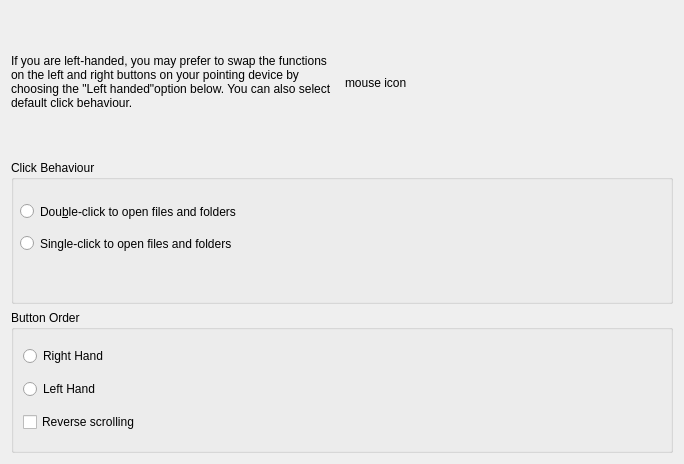
Old version of the form kaptan4/src/gui/mouseWidget.ui in the repository pars-linux/uludag.
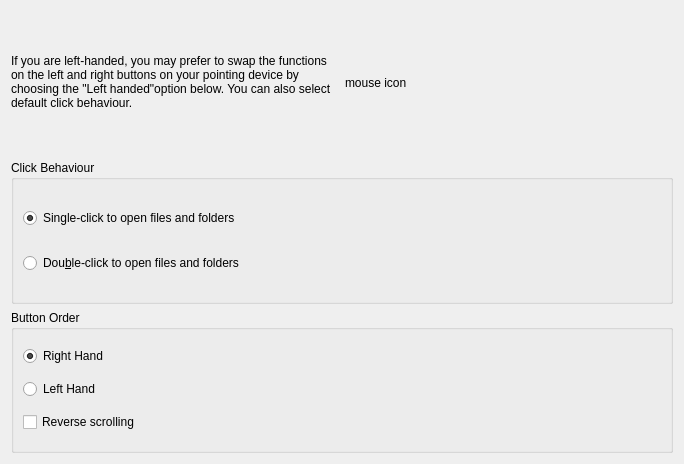
New version of the form.

Commit message: add click behaviour support and fix gui layouts

Patch:
```diff
--- a/kaptan4/src/gui/mouseWidget.ui
+++ b/kaptan4/src/gui/mouseWidget.ui
@@ -14,6 +14,8 @@
   </property>
   <layout class="QGridLayout" name="gridLayout_3" >
    <item row="0" column="0" >
+    <layout class="QVBoxLayout" name="verticalLayout" >
+     <item>
     <layout class="QHBoxLayout" name="horizontalLayout" >
      <item>
       <widget class="QLabel" name="labelMouseDesc" >
@@ -34,8 +36,6 @@
      </item>
     </layout>
    </item>
-   <item row="1" column="0" >
-    <layout class="QVBoxLayout" name="verticalLayout" >
      <item>
       <widget class="QGroupBox" name="groupBoxClickBehaviour" >
        <property name="autoFillBackground" >
@@ -50,47 +50,41 @@
        <property name="checkable" >
         <bool>false</bool>
        </property>
-       <widget class="QRadioButton" name="radioButton" >
-        <property name="geometry" >
-         <rect>
-          <x>9</x>
-          <y>41</y>
-          <width>656</width>
-          <height>21</height>
-         </rect>
-        </property>
+       <layout class="QGridLayout" name="gridLayout" >
+        <item row="1" column="0" >
+         <widget class="QRadioButton" name="DoubleClick" >
         <property name="text" >
          <string>Dou&amp;ble-click to open files and folders</string>
         </property>
        </widget>
-       <widget class="QRadioButton" name="radioButton_2" >
-        <property name="geometry" >
-         <rect>
-          <x>9</x>
-          <y>73</y>
-          <width>656</width>
-          <height>21</height>
-         </rect>
-        </property>
+        </item>
+        <item row="0" column="0" >
+         <widget class="QRadioButton" name="singleClick" >
         <property name="text" >
          <string>Single-click to open files and folders</string>
         </property>
-       </widget>
+          <property name="checked" >
+           <bool>true</bool>
+          </property>
       </widget>
      </item>
     </layout>
-   </item>
-   <item row="2" column="0" >
+      </widget>
+     </item>
+     <item>
     <widget class="QGroupBox" name="groupBoxButtonOrder" >
      <property name="title" >
       <string>Button Order</string>
      </property>
-     <layout class="QGridLayout" name="gridLayout" >
+       <layout class="QGridLayout" name="gridLayout_2" >
       <item row="0" column="0" >
        <widget class="QRadioButton" name="radioButtonRightHand" >
         <property name="text" >
          <string>Right Hand</string>
         </property>
+          <property name="checked" >
+           <bool>true</bool>
+          </property>
        </widget>
       </item>
       <item row="1" column="0" >
@@ -109,6 +103,8 @@
       </item>
      </layout>
     </widget>
+     </item>
+    </layout>
    </item>
   </layout>
  </widget>
```
Lines whose indentation alone changed are shown as unchanged. The commit also changes 1 other file.
